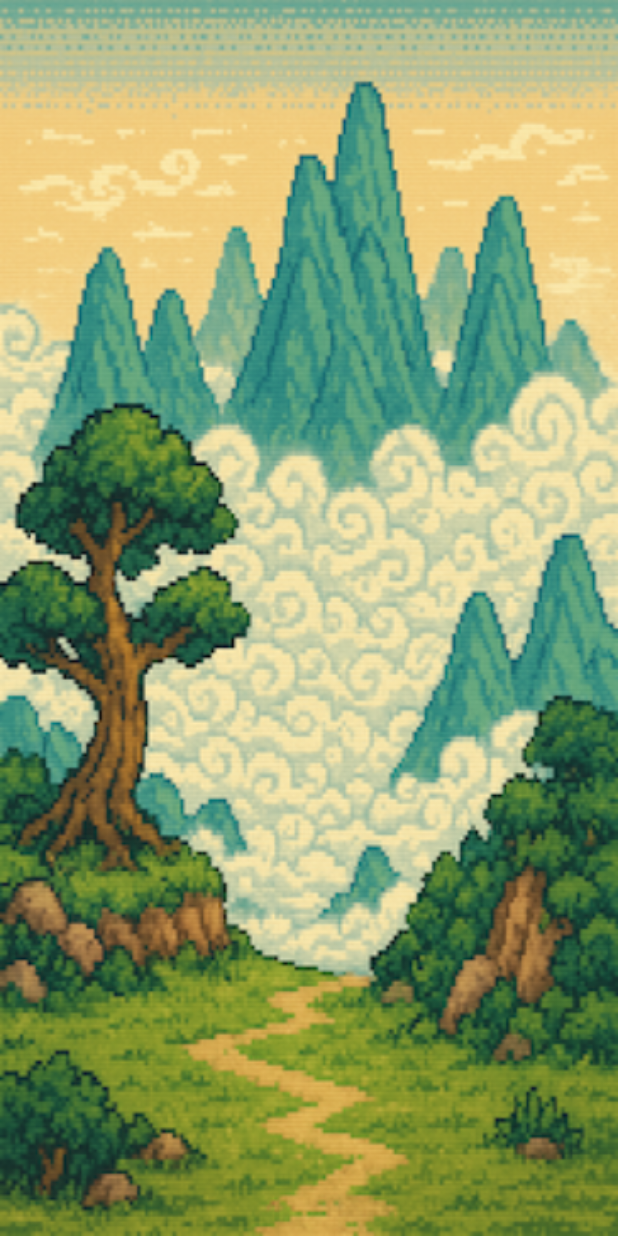
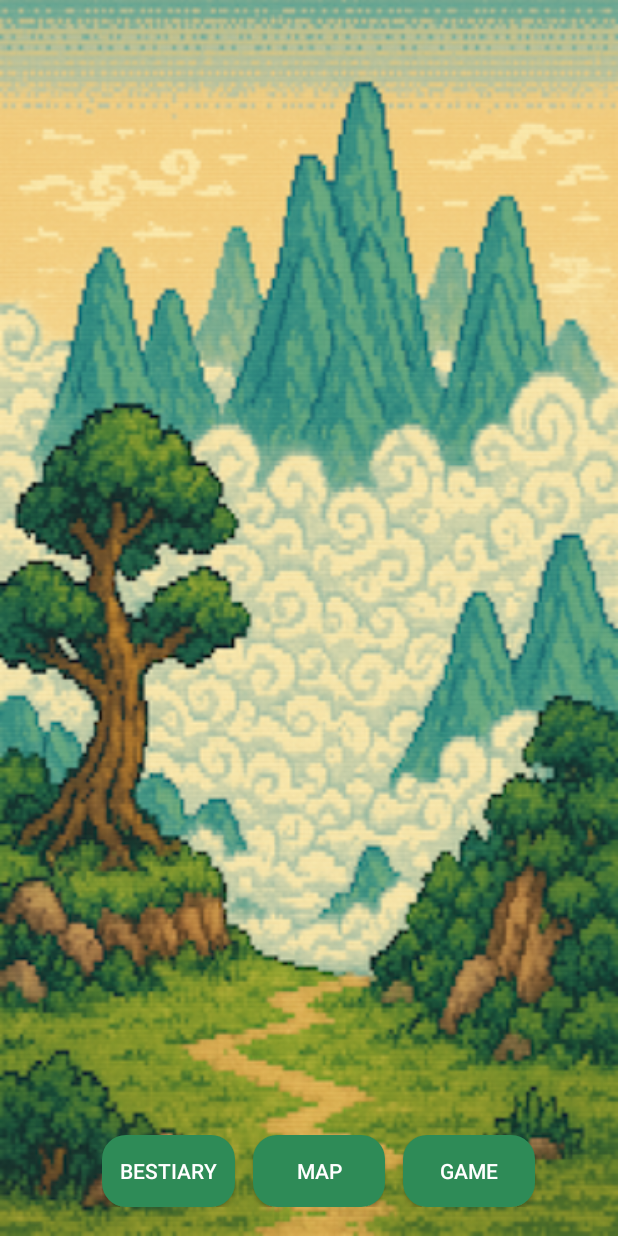
Before and after one commit to Ataraxiaii/David-Deer, an Android app built with Jetpack Compose: the MainActivity screen opened directly, with no data from a screen before it, on a phone screen of 412 x 824 dp. Run offline under Robolectric (Android 15) with nearby library versions, the light colour scheme and no system bars.

Commit message:
Add the main interface to jump to the encyclopedia, map, and game interface.

```diff
--- a/app/src/main/AndroidManifest.xml
+++ b/app/src/main/AndroidManifest.xml
@@ -14,6 +14,9 @@
         tools:targetApi="31">
 
         <activity android:name=".MainActivity" />
+        <activity android:name=".BestiaryActivity"/>
+        <activity android:name=".MapActivity"/>
+        <activity android:name=".GameActivity"/>
 
         <activity android:name=".StartActivity"
             android:exported="true">
--- a/app/src/main/java/com/daviddeer/daviddeer/MainActivity.kt
+++ b/app/src/main/java/com/daviddeer/daviddeer/MainActivity.kt
@@ -2,11 +2,29 @@ package com.daviddeer.daviddeer
 
 import android.os.Bundle
 import androidx.activity.ComponentActivity
+import android.widget.Button
+import android.content.Intent
 
 
 class MainActivity : ComponentActivity() {
     override fun onCreate(savedInstanceState: Bundle?) {
         super.onCreate(savedInstanceState)
         setContentView(R.layout.activity_main)
+
+        val btnBestiary = findViewById<Button>(R.id.btnBestiary)
+        val btnMap = findViewById<Button>(R.id.btnMap)
+        val btnGame = findViewById<Button>(R.id.btnGame)
+
+        btnBestiary.setOnClickListener {
+            startActivity(Intent(this, BestiaryActivity::class.java))
+        }
+
+        btnMap.setOnClickListener {
+            startActivity(Intent(this, MapActivity::class.java))
+        }
+
+        btnGame.setOnClickListener {
+            startActivity(Intent(this, GameActivity::class.java))
+        }
     }
 }
--- /dev/null
+++ b/app/src/main/res/drawable/main_button.xml
@@ -0,0 +1,10 @@
+<?xml version="1.0" encoding="utf-8"?>
+<shape xmlns:android="http://schemas.android.com/apk/res/android"
+    android:shape="rectangle">
+
+    <!-- 背景颜色 -->
+    <solid android:color="#2E8B57" />
+
+    <!-- 圆角半径 -->
+    <corners android:radius="16dp" />
+</shape>
--- /dev/null
+++ b/app/src/main/res/drawable/rounded_button.xml
@@ -0,0 +1,10 @@
+<?xml version="1.0" encoding="utf-8"?>
+<shape xmlns:android="http://schemas.android.com/apk/res/android"
+    android:shape="rectangle">
+
+    <!-- 背景颜色 -->
+    <solid android:color="#FF7F50" />
+
+    <!-- 圆角半径 -->
+    <corners android:radius="16dp" />
+</shape>
--- a/app/src/main/res/layout/activity_main.xml
+++ b/app/src/main/res/layout/activity_main.xml
@@ -1,8 +1,87 @@
-<?xml version="1.0" encoding="utf-8"?>
 <RelativeLayout xmlns:android="http://schemas.android.com/apk/res/android"
+    xmlns:tools="http://schemas.android.com/tools"
     android:id="@+id/main_root"
     android:layout_width="match_parent"
     android:layout_height="match_parent"
-    android:background="@drawable/homepage"> <!--添加背景图!-->
+    android:background="@drawable/homepage"
+    tools:context=".MainActivity">
+
+    <!-- 按钮容器 -->
+    <LinearLayout
+        android:id="@+id/buttonGroup"
+        android:layout_width="wrap_content"
+        android:layout_height="wrap_content"
+        android:layout_alignParentStart="true"
+        android:layout_alignParentEnd="true"
+        android:layout_alignParentBottom="true"
+        android:layout_marginStart="68dp"
+        android:layout_marginEnd="18dp"
+        android:layout_marginBottom="19dp"
+        android:orientation="horizontal">
+
+        <Button
+            android:id="@+id/btnBestiary"
+            style="@style/CustomButtonStyle"
+            android:layout_width="wrap_content"
+            android:layout_height="wrap_content"
+            android:layout_marginEnd="12dp"
+            android:text="Bestiary" />
+
+        <Button
+            android:id="@+id/btnMap"
+            style="@style/CustomButtonStyle"
+            android:layout_width="wrap_content"
+            android:layout_height="wrap_content"
+            android:layout_marginEnd="12dp"
+            android:text="Map" />
+
+        <Button
+            android:id="@+id/btnGame"
+            style="@style/CustomButtonStyle"
+            android:layout_width="wrap_content"
+            android:layout_height="wrap_content"
+            android:text="Game" />
+    </LinearLayout>
 
 </RelativeLayout>
+
+    <!--<?xml version="1.0" encoding="utf-8"?>-->
+<!--<RelativeLayout xmlns:android="http://schemas.android.com/apk/res/android"-->
+<!--    android:id="@+id/main_root"-->
+<!--    android:layout_width="match_parent"-->
+<!--    android:layout_height="match_parent"-->
+<!--    android:background="@drawable/homepage"> &lt;!&ndash;添加背景图!&ndash;&gt;-->
+
+<!--    <LinearLayout-->
+<!--        android:id="@+id/buttonGroup"-->
+<!--        android:layout_width="wrap_content"-->
+<!--        android:layout_height="wrap_content"-->
+<!--        android:layout_alignParentBottom="true"-->
+<!--        android:layout_alignParentStart="true"-->
+<!--        android:orientation="vertical"-->
+<!--        android:layout_marginStart="20dp"-->
+<!--        android:layout_marginBottom="30dp">-->
+
+<!--        <Button-->
+<!--            android:id="@+id/btnBestiary"-->
+<!--            android:layout_width="match_parent"-->
+<!--            android:layout_height="wrap_content"-->
+<!--            android:background="@drawable/rounded_button"-->
+<!--            android:text="Bestiary" />-->
+
+<!--        <Button-->
+<!--            android:id="@+id/btnMap"-->
+<!--            android:layout_width="120dp"-->
+<!--            android:layout_height="wrap_content"-->
+<!--            android:background="@drawable/rounded_button"-->
+<!--            android:text="Map" />-->
+
+<!--        <Button-->
+<!--            android:id="@+id/btnGame"-->
+<!--            android:layout_width="120dp"-->
+<!--            android:layout_height="wrap_content"-->
+<!--            android:background="@drawable/rounded_button"-->
+<!--            android:text="Game" />-->
+<!--    </LinearLayout>-->
+
+<!--</RelativeLayout>-->
--- /dev/null
+++ b/app/src/main/res/values/styles.xml
@@ -0,0 +1,11 @@
+<?xml version="1.0" encoding="utf-8"?>
+<resources>
+    <style name="CustomButtonStyle">
+        <item name="android:background">@drawable/main_button</item>
+        <item name="android:textColor">#FFFFFF</item>
+        <item name="android:paddingLeft">12dp</item>
+        <item name="android:paddingRight">12dp</item>
+        <item name="android:paddingTop">8dp</item>
+        <item name="android:paddingBottom">8dp</item>
+    </style>
+</resources>
```
Also changed, not shown: app/src/main/java/com/daviddeer/daviddeer/BestiaryActivity.kt (added, +11 -0 lines), app/src/main/java/com/daviddeer/daviddeer/GameActivity.kt (added, +11 -0 lines), app/src/main/java/com/daviddeer/daviddeer/MapActivity.kt (added, +11 -0 lines), app/src/main/res/layout/activity_bestiary.xml (added, +13 -0 lines), app/src/main/res/layout/activity_game.xml (added, +13 -0 lines), app/src/main/res/layout/activity_map.xml (added, +13 -0 lines), app/src/main/res/layout/activity_start.xml (+4 -4 lines), app/src/main/res/drawable/bestiary.png (added), app/src/main/res/drawable/gamebestiary.png (added), app/src/main/res/drawable/startpage.png.
